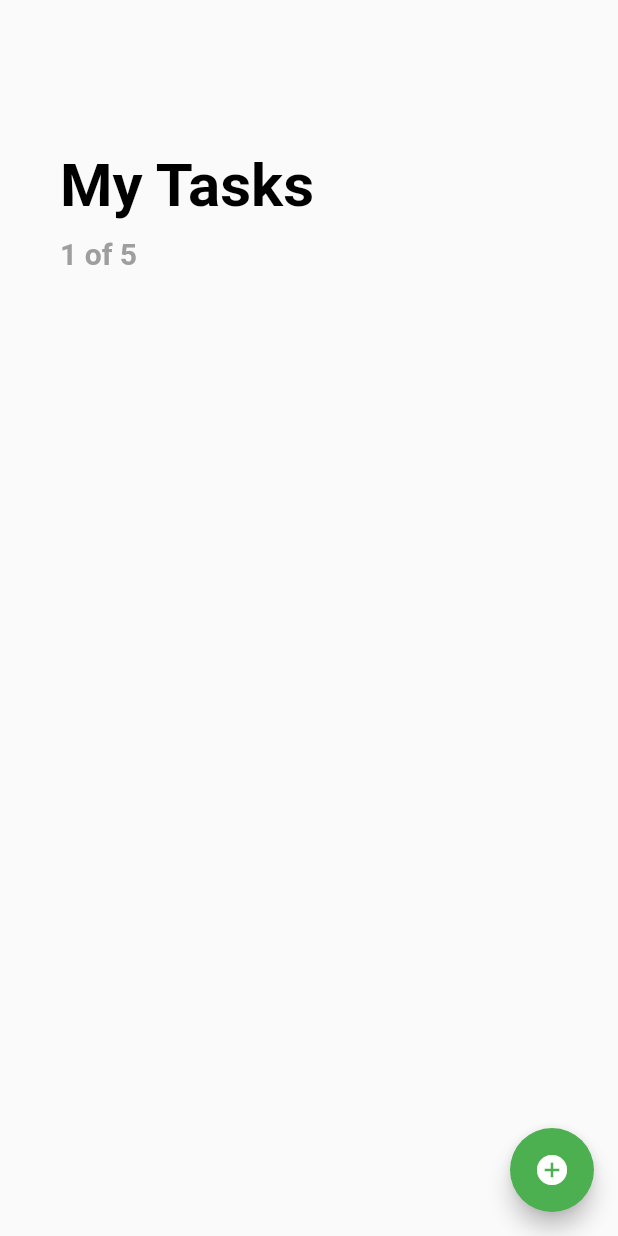
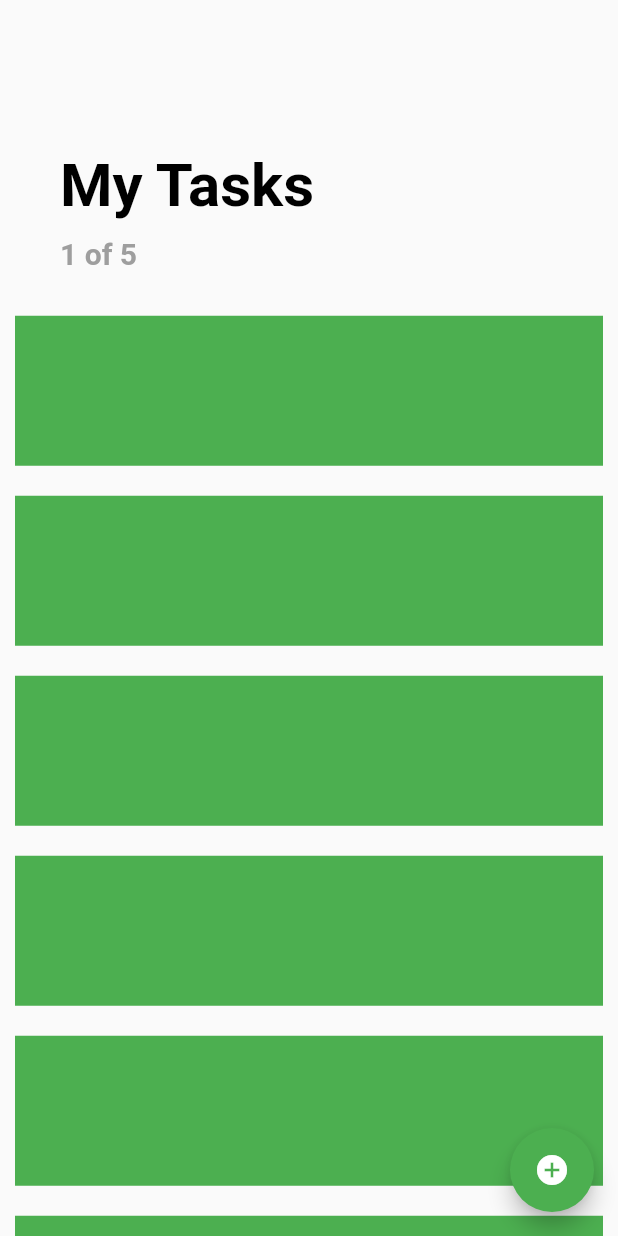
Before and after one commit to naseebbajracharya/todolist-app-flutter, a Flutter app: the screen it shows after launch, on a phone screen of 412 x 824 dp. Run offline on Flutter 3.47's test engine with Material 2 defaults, Android fonts, the phone set to English and light mode, and no system bars.

Commit message:
increment in itemCount & managing margins for task list

```diff
--- a/lib/screens/todo_list_screen.dart
+++ b/lib/screens/todo_list_screen.dart
@@ -16,7 +16,7 @@ class _TodoListScreenState extends State<TodoListScreen> {
       ),
       body: ListView.builder(
         padding: EdgeInsets.symmetric(vertical: 80.0),
-        itemCount: 1,
+        itemCount: 10,
         itemBuilder: (BuildContext context, int index) {
           if(index == 0){
             return Padding(
@@ -31,6 +31,7 @@ class _TodoListScreenState extends State<TodoListScreen> {
             );
           }
           return Container(
+            margin: EdgeInsets.all(10.0),
             height: 100.0,
             width: double.infinity,
             color: Colors.green
```
